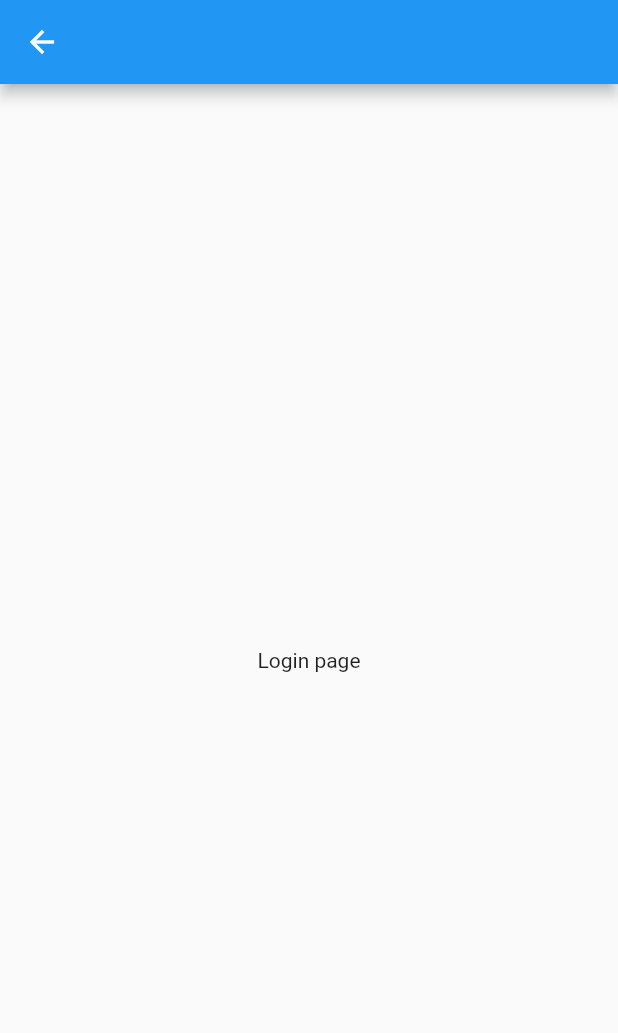
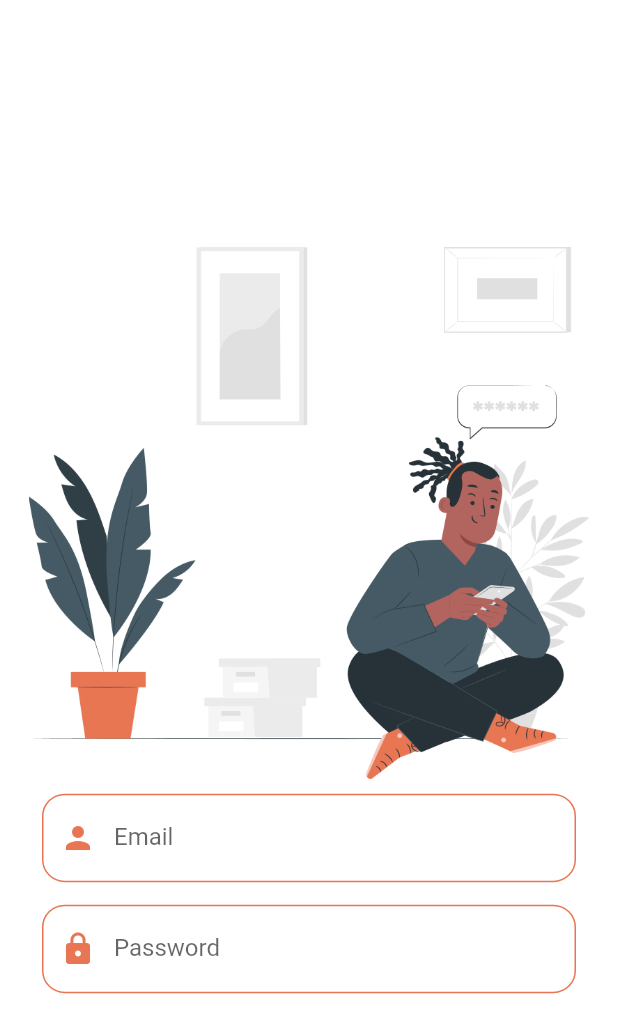
Before and after one commit to gabriel-kohler/login-page-with-clean-arch, a Flutter app: the screen it shows after launch, after a tap on "Sign In", on a phone screen of 412 x 824 dp. Shown: the top 1033 px of the screen. Run offline on Flutter 3.47's test engine with Material 2 defaults, Android fonts, the light colour scheme and no system bars; our stand-ins replace google_fonts.

Commit message:
feat(view): login form created

```diff
--- /dev/null
+++ b/lib/components/login_form.dart
@@ -0,0 +1,62 @@
+import 'package:flutter/material.dart';
+
+class LoginForm extends StatelessWidget {
+  @override
+  Widget build(BuildContext context) {
+    return Column(
+      children: [
+        //const SizedBox(height: 100),
+        Container(
+          margin: const EdgeInsets.symmetric(horizontal: 28, vertical: 10),
+          padding: EdgeInsets.only(
+            bottom: MediaQuery.of(context).viewInsets.bottom,
+          ),
+          child: TextFormField(
+            keyboardType: TextInputType.emailAddress,
+            decoration: InputDecoration(
+              prefixIcon: Icon(
+                Icons.person,
+                color: const Color(0xFFE87653),
+              ),
+              labelText: 'Email',
+              enabledBorder: OutlineInputBorder(
+                borderRadius: BorderRadius.circular(15),
+                borderSide: BorderSide(
+                  color: const Color(0xFFE87653),
+                ),
+              ),
+            ),
+            validator: (value) {
+              if (value == null || value.isEmpty) {
+                return 'Please enter some text';
+              }
+              return null;
+            },
+          ),
+        ),
+        Container(
+          margin: const EdgeInsets.symmetric(horizontal: 28, vertical: 5),
+          padding: EdgeInsets.only(
+            bottom: MediaQuery.of(context).viewInsets.bottom,
+          ),
+          child: TextFormField(
+            obscureText: true,
+            decoration: InputDecoration(
+              prefixIcon: Icon(
+                Icons.lock,
+                color: const Color(0xFFE87653),
+              ),
+              labelText: 'Password',
+              enabledBorder: OutlineInputBorder(
+                borderRadius: BorderRadius.circular(15),
+                borderSide: BorderSide(
+                  color: const Color(0xFFE87653),
+                ),
+              ),
+            ),
+          ),
+        ),
+      ],
+    );
+  }
+}
--- a/lib/main.dart
+++ b/lib/main.dart
@@ -13,7 +13,7 @@ class MyApp extends StatelessWidget {
     return MaterialApp(
       title: 'Flutter Demo',
       theme: ThemeData(
-        primarySwatch: Colors.blue,
+        primarySwatch: Colors.orange,
       ),
       routes: {
         AppRoutes.WELCOME_PAGE: (context) => WelcomePage(),
--- a/lib/view/login_page.dart
+++ b/lib/view/login_page.dart
@@ -1,14 +1,33 @@
 import 'package:flutter/material.dart';
+import 'package:login_page_with_mobx/components/login_form.dart';
 
 class LoginPage extends StatelessWidget {
-  const LoginPage({Key? key}) : super(key: key);
 
   @override
   Widget build(BuildContext context) {
+    final size = MediaQuery.of(context).size;
+    final screenHeight = (size.height - MediaQuery.of(context).padding.top);
     return Scaffold(
-      appBar: AppBar(),
-      body: Center(
-        child: Text('Login page'),
+      //appBar: AppBar(),
+      body: Container(
+        color: Colors.white,
+        height: size.height,
+        child: SingleChildScrollView(
+          child: Column(
+            mainAxisAlignment: MainAxisAlignment.center,
+            children: [
+              SizedBox(height: screenHeight * 0.2),
+              Container(
+                height: screenHeight * 0.43,
+                child: Image.asset('assets/img/imglogin.png'),
+              ),
+              Container(
+                height: screenHeight * 0.37,
+                child: LoginForm(),
+              ),
+            ],
+          ),
+        ),
       ),
     );
   }
--- a/lib/view/welcome_page.dart
+++ b/lib/view/welcome_page.dart
@@ -11,9 +11,11 @@ class WelcomePage extends StatelessWidget {
   @override
   Widget build(BuildContext context) {
     final size = MediaQuery.of(context).size;
+
     return Scaffold(
       body: Container(
         height: size.height,
+        child: Form(
           child: Column(
             mainAxisAlignment: MainAxisAlignment.center,
             children: [
@@ -36,7 +38,7 @@ class WelcomePage extends StatelessWidget {
                   child: Image.asset('assets/img/imgwelcome.png'),
                 ),
               ),
-            SizedBox(height: 50),
+              const SizedBox(height: 50),
               Container(
                 height: 45,
                 width: 330,
@@ -65,7 +67,7 @@ class WelcomePage extends StatelessWidget {
               Container(
                 height: 45,
                 width: 330,
-              margin: EdgeInsets.symmetric(vertical: 15),
+                margin: const EdgeInsets.symmetric(vertical: 15),
                 decoration: BoxDecoration(
                   color: const Color(0xFFebebeb),
                   borderRadius: BorderRadius.circular(30),
@@ -86,6 +88,7 @@ class WelcomePage extends StatelessWidget {
             ],
           ),
         ),
+      ),
     );
   }
 }
```
Also changed, not shown: assets/img/imglogin.png. Lines whose indentation alone changed are shown as unchanged.
